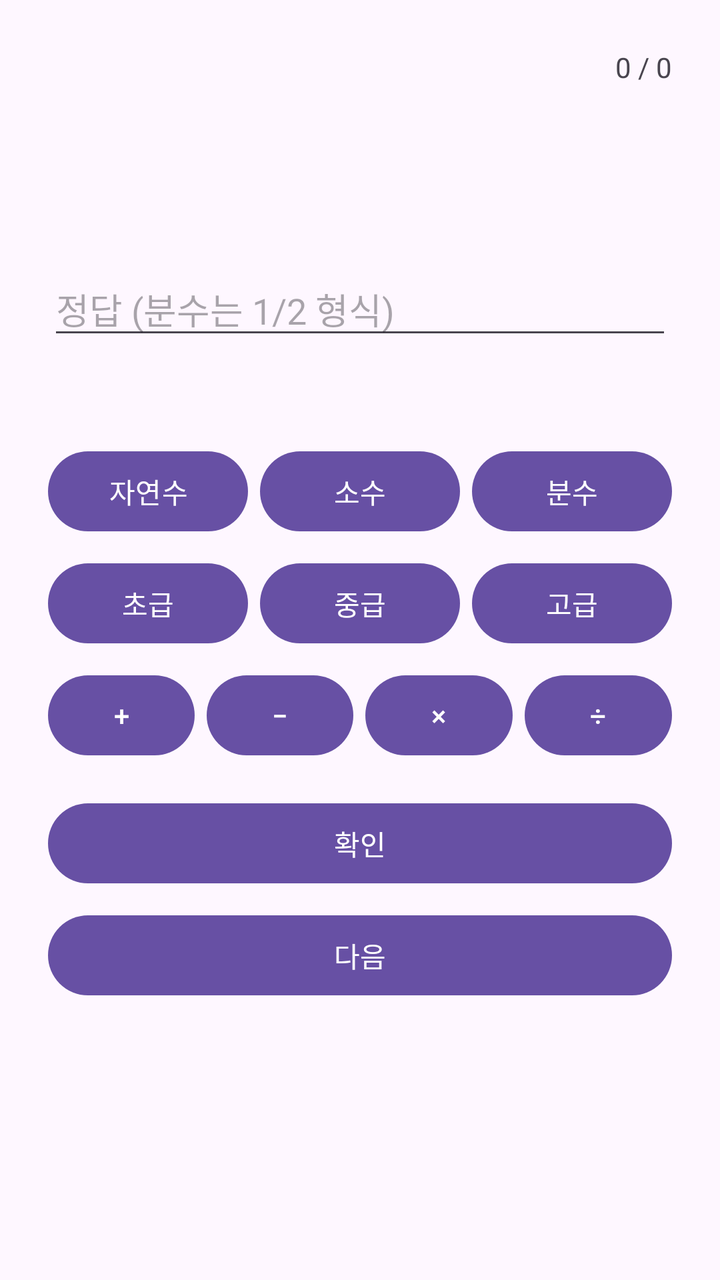
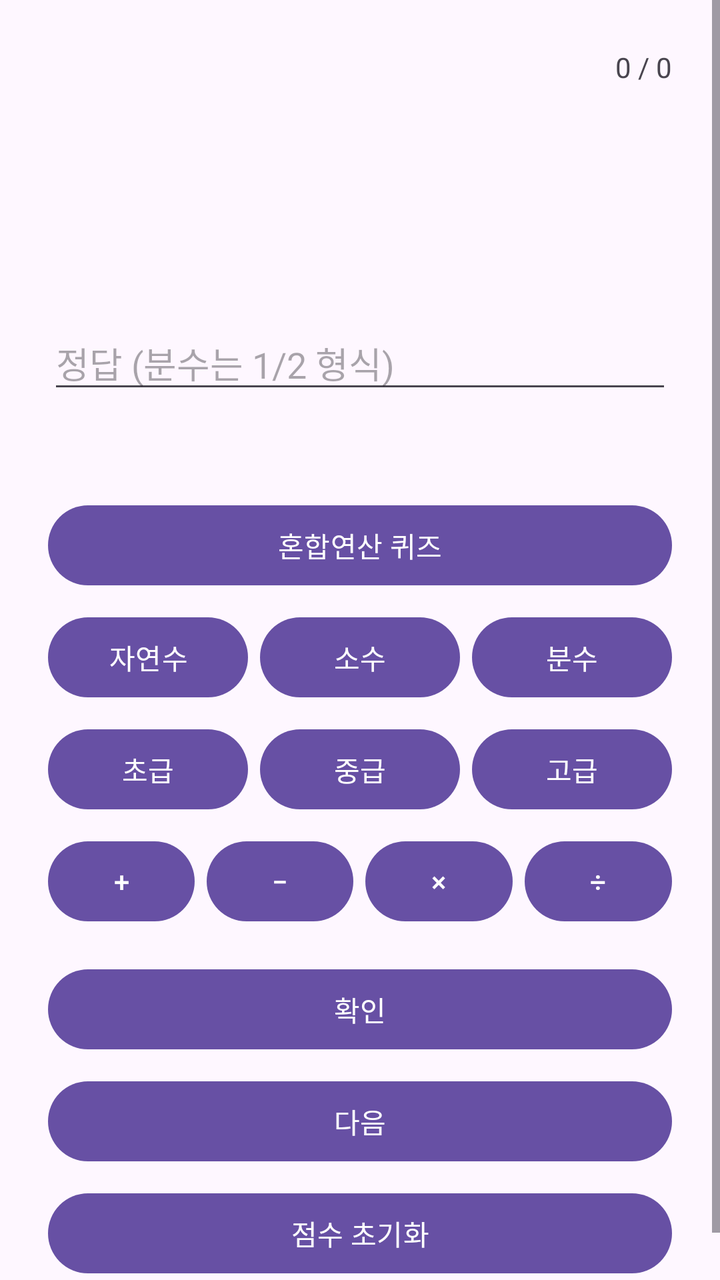

An Android layout rendered at two revisions. The XML below is the earlier revision; the diff shows what the commit changed to produce the second picture.
<!-- AndroidManifest.xml: application theme Theme.Eunhyo2 -->
<!-- res/layout/activity_math_study.xml -->
<?xml version="1.0" encoding="utf-8"?>
<ScrollView xmlns:android="http://schemas.android.com/apk/res/android"
    android:layout_width="match_parent"
    android:layout_height="match_parent">

    <LinearLayout
        android:layout_width="match_parent"
        android:layout_height="wrap_content"
        android:orientation="vertical"
        android:padding="24dp">

        <TextView
            android:id="@+id/textScore"
            android:layout_width="match_parent"
            android:layout_height="wrap_content"
            android:gravity="end"
            android:text="0 / 0" />

        <TextView
            android:id="@+id/textProblem"
            android:layout_width="match_parent"
            android:layout_height="wrap_content"
            android:layout_marginTop="12dp"
            android:gravity="center"
            android:textSize="42sp"
            android:textStyle="bold" />

        <EditText
            android:id="@+id/editAnswer"
            android:layout_width="match_parent"
            android:layout_height="wrap_content"
            android:layout_marginTop="20dp"
            android:hint="정답 (분수는 1/2 형식)"
            android:inputType="text" />

        <TextView
            android:id="@+id/textFeedback"
            android:layout_width="match_parent"
            android:layout_height="wrap_content"
            android:layout_marginTop="12dp"
            android:gravity="center" />

        <LinearLayout
            android:layout_width="match_parent"
            android:layout_height="wrap_content"
            android:layout_marginTop="16dp"
            android:orientation="horizontal">

            <com.google.android.material.button.MaterialButton
                android:id="@+id/buttonNatural"
                android:layout_width="0dp"
                android:layout_height="wrap_content"
                android:layout_weight="1"
                android:text="자연수" />

            <com.google.android.material.button.MaterialButton
                android:id="@+id/buttonDecimal"
                android:layout_width="0dp"
                android:layout_height="wrap_content"
                android:layout_marginStart="6dp"
                android:layout_weight="1"
                android:text="소수" />

            <com.google.android.material.button.MaterialButton
                android:id="@+id/buttonFraction"
                android:layout_width="0dp"
                android:layout_height="wrap_content"
                android:layout_marginStart="6dp"
                android:layout_weight="1"
                android:text="분수" />
        </LinearLayout>

        <LinearLayout
            android:layout_width="match_parent"
            android:layout_height="wrap_content"
            android:layout_marginTop="8dp"
            android:orientation="horizontal">

            <com.google.android.material.button.MaterialButton
                android:id="@+id/buttonBeginner"
                android:layout_width="0dp"
                android:layout_height="wrap_content"
                android:layout_weight="1"
                android:text="초급" />

            <com.google.android.material.button.MaterialButton
                android:id="@+id/buttonIntermediate"
                android:layout_width="0dp"
                android:layout_height="wrap_content"
                android:layout_marginStart="6dp"
                android:layout_weight="1"
                android:text="중급" />

            <com.google.android.material.button.MaterialButton
                android:id="@+id/buttonAdvanced"
                android:layout_width="0dp"
                android:layout_height="wrap_content"
                android:layout_marginStart="6dp"
                android:layout_weight="1"
                android:text="고급" />
        </LinearLayout>

        <LinearLayout
            android:layout_width="match_parent"
            android:layout_height="wrap_content"
            android:layout_marginTop="8dp"
            android:orientation="horizontal">

            <com.google.android.material.button.MaterialButton
                android:id="@+id/buttonAdd"
                android:layout_width="0dp"
                android:layout_height="wrap_content"
                android:layout_weight="1"
                android:text="+" />

            <com.google.android.material.button.MaterialButton
                android:id="@+id/buttonSubtract"
                android:layout_width="0dp"
                android:layout_height="wrap_content"
                android:layout_marginStart="6dp"
                android:layout_weight="1"
                android:text="−" />

            <com.google.android.material.button.MaterialButton
                android:id="@+id/buttonMultiply"
                android:layout_width="0dp"
                android:layout_height="wrap_content"
                android:layout_marginStart="6dp"
                android:layout_weight="1"
                android:text="×" />

            <com.google.android.material.button.MaterialButton
                android:id="@+id/buttonDivide"
                android:layout_width="0dp"
                android:layout_height="wrap_content"
                android:layout_marginStart="6dp"
                android:layout_weight="1"
                android:text="÷" />
        </LinearLayout>

        <com.google.android.material.button.MaterialButton
            android:id="@+id/buttonSubmit"
            android:layout_width="match_parent"
            android:layout_height="wrap_content"
            android:layout_marginTop="16dp"
            android:text="확인" />

        <com.google.android.material.button.MaterialButton
            android:id="@+id/buttonNext"
            android:layout_width="match_parent"
            android:layout_height="wrap_content"
            android:layout_marginTop="8dp"
            android:text="@string/next" />
    </LinearLayout>
</ScrollView>
<!-- resources referenced by this layout -->
<resources>
  <string name="next">다음</string>
  <style name="Theme.Eunhyo2" parent="Theme.Material3.DayNight.NoActionBar">
          <item name="android:windowLightStatusBar">true</item>
      </style>
</resources>

<!-- the commit's change to res/layout/activity_math_study.xml (unified diff, before → after) -->
@@ -15,6 +15,13 @@
             android:layout_height="wrap_content"
             android:gravity="end"
             android:text="0 / 0" />
+
+        <TextView
+            android:id="@+id/textMode"
+            android:layout_width="match_parent"
+            android:layout_height="wrap_content"
+            android:gravity="center"
+            android:layout_marginTop="8dp" />
 
         <TextView
             android:id="@+id/textProblem"
@@ -40,10 +47,17 @@
             android:layout_marginTop="12dp"
             android:gravity="center" />
 
+        <com.google.android.material.button.MaterialButton
+            android:id="@+id/buttonMixed"
+            android:layout_width="match_parent"
+            android:layout_height="wrap_content"
+            android:layout_marginTop="16dp"
+            android:text="혼합연산 퀴즈" />
+
         <LinearLayout
             android:layout_width="match_parent"
             android:layout_height="wrap_content"
-            android:layout_marginTop="16dp"
+            android:layout_marginTop="8dp"
             android:orientation="horizontal">
 
             <com.google.android.material.button.MaterialButton
@@ -151,5 +165,12 @@
             android:layout_height="wrap_content"
             android:layout_marginTop="8dp"
             android:text="@string/next" />
+
+        <com.google.android.material.button.MaterialButton
+            android:id="@+id/buttonResetScore"
+            android:layout_width="match_parent"
+            android:layout_height="wrap_content"
+            android:layout_marginTop="8dp"
+            android:text="점수 초기화" />
     </LinearLayout>
 </ScrollView>
